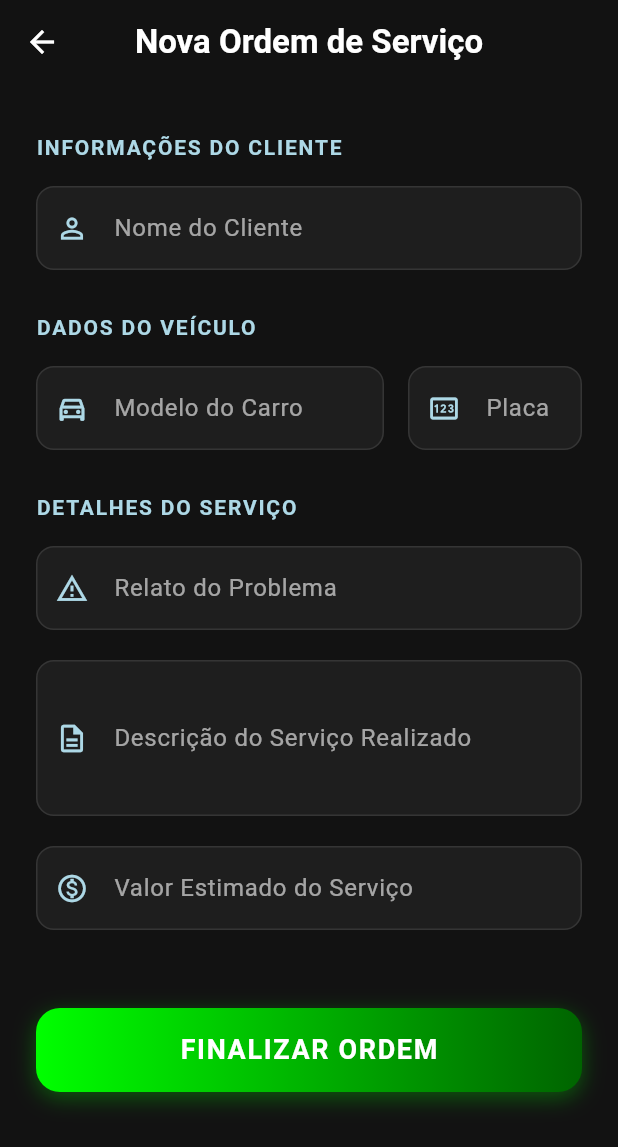
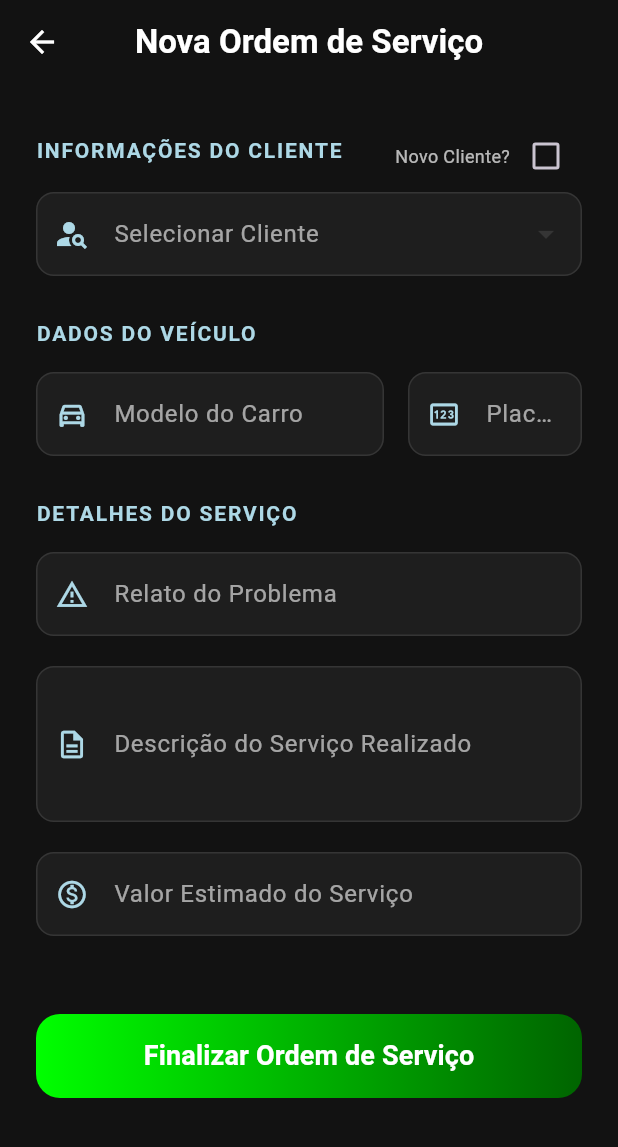
Before and after one commit to Lucaskalell/oficina-conectada-front, a Flutter app: the CriarOrdemDeServicoPage screen opened directly, on a phone screen of 412 x 824 dp. Shown: the top 1147 px of the screen. Run offline on Flutter 3.47's test engine with Material 3 defaults, Android fonts, the light colour scheme and no system bars; our stand-ins replace equatable, flutter_bloc, shared_preferences, syncfusion_flutter_charts; missing offline and left inert: syncfusion_flutter_core; accounts and stored records are empty; network calls fail.

Commit message:
PADRONIZAÇÃO DE PROJETO USANOD CORES E STRINGS DE DENTRO DO PROJETO ADICIONADO ARQUIVO DE STRING PADRAO

```diff
--- a/lib/colors/colors.dart
+++ b/lib/colors/colors.dart
@@ -46,7 +46,6 @@ class ColorsApp {
   static const Color jade = Color(0xFF00A86B);
   static const Color pistache = Color(0xFF93C572);
   static const Color mostarda = Color(0xFFDAA520);
-  static const Color dourado = Color(0xFFFFD700);
   static const Color marrom = Color(0xFF8B4513);
 
   // Cores Especiais (cromados/brilhantes/diferentes)
@@ -61,4 +60,15 @@ class ColorsApp {
   static const Color esmeralda = Color(0xFF50C878);
   static const Color safira = Color(0xFF0F52BA);
   static const Color rubi = Color(0xFFE0115F);
+
+  //CORES DO TOAST
+
+  //SUCESSO
+  static const Color verdeToast = Color(0xFF69F0AE);
+
+  //ATENÇÃO
+  static const Color amareloToast = Color(0xFFFFD740);
+
+  //ERRO
+  static const Color vermelhoToast = Color(0xFFFF5252);
 }
--- a/lib/components/table_all/table_all.dart
+++ b/lib/components/table_all/table_all.dart
@@ -1,4 +1,6 @@
 import 'package:flutter/material.dart';
+
+import '../../strings/oficina_strings.dart';
 
 /// Um widget de tabela completo, reutilizável e estilizado.
 ///
@@ -177,7 +179,7 @@ class _TableAllState extends State<TableAll> {
     return const Padding(
       padding: EdgeInsets.only(left: 8.0),
       child: Text(
-        'Resultados',
+        OficinaStrings.resultados,
         style: TextStyle(fontWeight: FontWeight.w500, color: Colors.grey),
       ),
     );
@@ -384,7 +386,7 @@ class _TableAllState extends State<TableAll> {
           Icon(Icons.inbox_outlined, size: 60, color: Colors.grey.shade700),
           const SizedBox(height: 16),
           Text(
-            widget.titleEmpty ?? 'Nenhum registro encontrado',
+            widget.titleEmpty ?? OficinaStrings.nenhumRegistroEncontrado,
             style: const TextStyle(fontSize: 18, fontWeight: FontWeight.bold, color: Colors.white),
           ),
           if (widget.messageEmpty != null) ...[
--- a/lib/model/add_ordem_de_servico/ordem_de_servico_model.dart
+++ b/lib/model/add_ordem_de_servico/ordem_de_servico_model.dart
@@ -3,6 +3,8 @@ import 'package:oficina_conectada_front/enum/enum_ordem_de_servico.dart';
 
 class OrdemDeServicoModel {
   final int? id;
+  final int? clienteId; // NOVO
+  final int? carroId;    // NOVO
   final StatusOrdemDeServico status;
   final String? placa;
   final String? cliente;
@@ -14,6 +16,8 @@ class OrdemDeServicoModel {
 
   OrdemDeServicoModel({
     this.id,
+    this.clienteId,
+    this.carroId,
     this.status = StatusOrdemDeServico.EM_ANDAMENTO,
     this.placa,
     this.cliente,
@@ -26,29 +30,26 @@ class OrdemDeServicoModel {
 
   factory OrdemDeServicoModel.fromJson(Map<String, dynamic> json) {
     return OrdemDeServicoModel(
-      id: json['id'] ?? 0,
+      id: json['id'],
       defeito: json['defeito'] ?? '',
       descricaoServico: json['descricaoServico'] ?? '',
       valorTotal: (json['valorTotal'] ?? 0).toDouble(),
       placa: json['placa'] ?? '',
-      cliente: json['cliente'] ?? '',
-      carro: json['carro'] ?? '',
+      cliente: json['cliente'] ?? '', // O DTO de resposta do Java envia o nome aqui
+      carro: json['carro'] ?? '',     // O DTO de resposta do Java envia o modelo aqui
       entrada: json['entrada'] != null ? DateTime.parse(json['entrada']) : null,
       status: StatusOrdemDeServico.values.firstWhere(
             (status) => status.name == (json['status'] ?? ''),
         orElse: () => StatusOrdemDeServico.EM_ANDAMENTO,
       ),
     );
-    }
+  }
 
+  // Este método deve gerar o JSON que o CriarOrdemDeServicoRequest do Java espera
   Map<String, dynamic> toJson() {
     return {
-      'id': id,
-      'status': status.name,
-      'placa': placa,
-      'cliente': cliente,
-      'carro': carro,
-      'entrada': entrada?.toIso8601String(),
+      'clienteId': clienteId,
+      'carroId': carroId,
       'defeito': defeito,
       'descricaoServico': descricaoServico,
       'valorTotal': valorTotal,
--- a/lib/ordem_de_servico/adicionar_ordem_de_servico/adicionar_ordem_page.dart
+++ b/lib/ordem_de_servico/adicionar_ordem_de_servico/adicionar_ordem_page.dart
@@ -1,8 +1,13 @@
+
 import 'package:flutter/material.dart';
 import 'package:flutter_bloc/flutter_bloc.dart';
 import 'package:oficina_conectada_front/colors/colors.dart';
 import 'package:oficina_conectada_front/model/add_ordem_de_servico/ordem_de_servico_model.dart';
+import 'package:oficina_conectada_front/model/cliente_model.dart';
+import 'package:oficina_conectada_front/strings/oficina_strings.dart';
 
+import '../../components/toast/custom_toast.dart';
+import '../../model/carro_model.dart';
 import '../ordem_de_servico_repository.dart';
 import 'adicionar_ordem_bloc.dart';
 import 'adicionar_ordem_event.dart';
@@ -20,21 +25,39 @@ class _criarOrdemDeServicoState extends State<CriarOrdemDeServicoPage> {
   final _formKey = GlobalKey<FormState>();
 
   final _placaController = TextEditingController();
-  final _clienteController = TextEditingController();
+  final _clienteNomeController = TextEditingController();
   final _carroController = TextEditingController();
   final _defeitoController = TextEditingController();
   final _descricaoServicoController = TextEditingController();
   final _valorTotalController = TextEditingController();
 
+  bool _isClienteNovo = false;
+  List<ClienteModel> _clientesCadastrados = [];
+  List<CarroModel> _carrosDoCliente = []; // No futuro>
+  int? _selectedClienteId;
+  int? _selectedCarroId; // No futuro, buscar carros do cliente selecionado
+
   @override
   void initState() {
     super.initState();
     _bloc = AdicionarOrdemDeServicoBloc(OrdemDeServicoRepository());
+    _carregarClientes();
+  }
+
+  void _carregarClientes() async {
+    try {
+      final clientes = await OrdemDeServicoRepository().getClientes();
+      setState(() {
+        _clientesCadastrados = clientes;
+      });
+    } catch (e) {
+      debugPrint('Erro ao carregar clientes: $e');
+    }
   }
 
   AppBar _buildAppBar() {
     return AppBar(
-      title: const Text('Nova Ordem de Serviço'),
+      title: const Text(OficinaStrings.novaOrdemDeServico),
       centerTitle: true,
       elevation: 0,
       backgroundColor: ColorsApp.preto,
@@ -47,27 +70,19 @@ class _criarOrdemDeServicoState extends State<CriarOrdemDeServicoPage> {
     );
   }
 
-  Widget _buildTextField({
-    required TextEditingController controller,
-    required String label,
-    required IconData icon,
-    TextInputType keyboardType = TextInputType.text,
-    int maxLines = 1,
-  }) {
+  Widget _buildDropdownClientes() {
     return Padding(
       padding: const EdgeInsets.only(bottom: 20),
-      child: TextFormField(
-        controller: controller,
-        keyboardType: keyboardType,
-        maxLines: maxLines,
-        style: const TextStyle(color: ColorsApp.branco, fontSize: 16),
+      child: DropdownButtonFormField<int>(
+        value: _selectedClienteId,
+        dropdownColor: ColorsApp.preto,
+        style: const TextStyle(color: ColorsApp.branco),
         decoration: InputDecoration(
-          labelText: label,
+          labelText: OficinaStrings.selecionarCliente,
           labelStyle: const TextStyle(color: Colors.white60),
-          prefixIcon: Icon(icon, color: ColorsApp.azulClaro, size: 22),
+          prefixIcon: const Icon(Icons.person_search, color: ColorsApp.azulClaro),
           filled: true,
           fillColor: Colors.white.withOpacity(0.05),
-          contentPadding: const EdgeInsets.symmetric(horizontal: 16, vertical: 16),
           enabledBorder: OutlineInputBorder(
             borderRadius: BorderRadius.circular(12),
             borderSide: BorderSide(color: Colors.white.withOpacity(0.1)),
@@ -76,18 +91,63 @@ class _criarOrdemDeServicoState extends State<CriarOrdemDeServicoPage> {
             borderRadius: BorderRadius.circular(12),
             borderSide: const BorderSide(color: ColorsApp.azulClaro, width: 2),
           ),
-          errorBorder: OutlineInputBorder(
+        ),
+        items: _clientesCadastrados.map((cliente) {
+          return DropdownMenuItem<int>(
+            value: cliente.id,
+            child: Text(cliente.nome),
+          );
+        }).toList(),
+        onChanged: (value) {
+          setState(() {
+            _selectedClienteId = value;
+            // Aqui você poderia buscar os carros desse cliente para preencher outro dropdown
+          });
+        },
+        validator: (value) => !_isClienteNovo && value == null ? OficinaStrings.selecioneUmCliente : null,
+      ),
+    );
+  }
+
+  Widget _buildTextField({
+    required TextEditingController controller,
+    required String label,
+    required IconData icon,
+    TextInputType keyboardType = TextInputType.text,
+    int maxLines = 1,
+    bool enabled = true,
+  }) {
+    return Padding(
+      padding: const EdgeInsets.only(bottom: 20),
+      child: TextFormField(
+        controller: controller,
+        enabled: enabled,
+        keyboardType: keyboardType,
+        maxLines: maxLines,
+        style: TextStyle(color: enabled ? ColorsApp.branco : Colors.white24, fontSize: 16),
+        decoration: InputDecoration(
+          labelText: label,
+          labelStyle: const TextStyle(color: Colors.white60),
+          prefixIcon: Icon(icon, color: enabled ? ColorsApp.azulClaro : Colors.white24, size: 22),
+          filled: true,
+          fillColor: Colors.white.withOpacity(0.05),
+          contentPadding: const EdgeInsets.symmetric(horizontal: 16, vertical: 16),
+          disabledBorder: OutlineInputBorder(
             borderRadius: BorderRadius.circular(12),
-            borderSide: const BorderSide(color: Colors.redAccent),
+            borderSide: BorderSide(color: Colors.white.withOpacity(0.05)),
           ),
-          focusedErrorBorder: OutlineInputBorder(
+          enabledBorder: OutlineInputBorder(
             borderRadius: BorderRadius.circular(12),
-            borderSide: const BorderSide(color: Colors.redAccent, width: 2),
+            borderSide: BorderSide(color: Colors.white.withOpacity(0.1)),
+          ),
+          focusedBorder: OutlineInputBorder(
+            borderRadius: BorderRadius.circular(12),
+            borderSide: const BorderSide(color: ColorsApp.azulClaro, width: 2),
           ),
         ),
         validator: (value) {
-          if (value == null || value.isEmpty) {
-            return 'Por favor, informe o campo $label';
+          if (enabled && (value == null || value.isEmpty)) {
+            return OficinaStrings.porFavorInformeUmCampo.replaceAll('{campo}', label);
           }
           return null;
         },
@@ -118,21 +178,46 @@ class _criarOrdemDeServicoState extends State<CriarOrdemDeServicoPage> {
         child: Column(
           crossAxisAlignment: CrossAxisAlignment.start,
           children: [
-            _sectionTitle('Informações do Cliente'),
-            _buildTextField(
-              controller: _clienteController,
-              label: 'Nome do Cliente',
-              icon: Icons.person_outline,
+            Row(
+              mainAxisAlignment: MainAxisAlignment.spaceBetween,
+              children: [
+                _sectionTitle(OficinaStrings.informacoesDoCliente),
+                Row(
+                  children: [
+                    const Text(OficinaStrings.novoCliente, style: TextStyle(color: Colors.white70, fontSize: 12)),
+                    Checkbox(
+                      checkColor: ColorsApp.azulEscuro,
+                      value: _isClienteNovo,
+                      activeColor: ColorsApp.verdeClaro,
+                      onChanged: (val) {
+                        setState(() {
+                          _isClienteNovo = val ?? false;
+                          if (_isClienteNovo) _selectedClienteId = null;
+                        });
+                      },
+                    ),
+                  ],
+                )
+              ],
             ),
 
-            _sectionTitle('Dados do Veículo'),
+            _isClienteNovo
+              ? _buildTextField(
+                  controller: _clienteNomeController,
+                  label: OficinaStrings.nomeDoNovoCliente,
+                  icon: Icons.person_add_alt_1_outlined,
+                )
+              : _buildDropdownClientes(),
+
+            _sectionTitle(OficinaStrings.dadosDoVeiculo),
+            // TODO: No futuro, se for cliente antigo, buscar dropdown de carros dele
             Row(
               children: [
                 Expanded(
                   flex: 2,
                   child: _buildTextField(
                     controller: _carroController,
-                    label: 'Modelo do Carro',
+                    label: OficinaStrings.modeloDoCarro,
                     icon: Icons.directions_car_filled_outlined,
                   ),
                 ),
@@ -141,28 +226,28 @@ class _criarOrdemDeServicoState extends State<CriarOrdemDeServicoPage> {
                   flex: 1,
                   child: _buildTextField(
                     controller: _placaController,
-                    label: 'Placa',
+                    label: OficinaStrings.placaDoCarro,
                     icon: Icons.pin_outlined,
                   ),
                 ),
               ],
             ),
 
-            _sectionTitle('Detalhes do Serviço'),
+            _sectionTitle(OficinaStrings.detalhesDoServico),
             _buildTextField(
               controller: _defeitoController,
-              label: 'Relato do Problema',
+              label: OficinaStrings.relatoDoProblema,
               icon: Icons.report_problem_outlined,
             ),
             _buildTextField(
               controller: _descricaoServicoController,
-              label: 'Descrição do Serviço Realizado',
+              label: OficinaStrings.descricaoDoServicoRealizado,
               icon: Icons.description_outlined,
               maxLines: 3,
             ),
             _buildTextField(
               controller: _valorTotalController,
-              label: 'Valor Estimado do Serviço',
+              label: OficinaStrings.valorEstimadoDoServico,
               icon: Icons.monetization_on_outlined,
               keyboardType: TextInputType.number,
             ),
@@ -189,14 +274,6 @@ class _criarOrdemDeServicoState extends State<CriarOrdemDeServicoPage> {
             ? [ColorsApp.verdeEscuro, ColorsApp.verde]
             : [ColorsApp.verde, ColorsApp.verdeEscuro],
         ),
-        boxShadow: [
-          if (!isLoading)
-            BoxShadow(
-              color: ColorsApp.verde.withOpacity(0.3),
-              blurRadius: 12,
-              offset: const Offset(0, 4),
-            ),
-        ],
       ),
       child: ElevatedButton(
         style: ElevatedButton.styleFrom(
@@ -206,30 +283,27 @@ class _criarOrdemDeServicoState extends State<CriarOrdemDeServicoPage> {
         ),
         onPressed: isLoading ? null : _enviarFormulario,
         child: isLoading
-            ? const SizedBox(
-                height: 24,
-                width: 24,
-                child: CircularProgressIndicator(color: Colors.white, strokeWidth: 2.5),
-              )
-            : const Text(
-                'FINALIZAR ORDEM',
-                style: TextStyle(
-                  color: Colors.white,
-                  fontSize: 18,
-                  fontWeight: FontWeight.bold,
-                  letterSpacing: 1.1,
-                ),
-              ),
+            ? const SizedBox(height: 24, width: 24, child: CircularProgressIndicator(color: Colors.white))
+            : const Text(OficinaStrings.finalizarOrdemDeServico, style: TextStyle(color: Colors.white, fontSize: 18, fontWeight: FontWeight.bold)),
       ),
     );
   }
 
   void _enviarFormulario() {
     if (_formKey.currentState?.validate() ?? false) {
+
+      if (_isClienteNovo) {
+        // Lógica para criar cliente novo primeiro ou enviar Super DTO
+        // Por enquanto, vamos focar no envio da OS para cliente existente
+        ScaffoldMessenger.of(context).showSnackBar(
+          const SnackBar(content: Text('Funcionalidade de Novo Cliente em implementação no Service'))
+        );
+        return;
+      }
+
       final novaOrdem = OrdemDeServicoModel(
-        cliente: _clienteController.text,
-        carro: _carroController.text,
-        placa: _placaController.text,
+        clienteId: _selectedClienteId,
+        carroId: 1, // Mock por enquanto, ideal é selecionar o carro do cliente
         defeito: _defeitoController.text,
         descricaoServico: _descricaoServicoController.text,
         valorTotal: double.tryParse(_valorTotalController.text) ?? 0.0,
@@ -246,23 +320,12 @@ class _criarOrdemDeServicoState extends State<CriarOrdemDeServicoPage> {
       bloc: _bloc,
         listener: (context, state) {
           if (state is AdicionarOrdemSuccessState) {
-          ScaffoldMessenger.of(context).showSnackBar(
-            const SnackBar(
-              content: Text('Ordem criada com sucesso!'),
-              backgroundColor: ColorsApp.verdeEscuro,
-              behavior: SnackBarBehavior.floating,
-            ),
+            CustomToast.show(
+              context,
+              message: OficinaStrings.ordemDeServicoCriadaComSucesso,
+              type: ToastType.success,
             );
             Navigator.pop(context);
-        }
-        if (state is AdicionarOrdemErrorState) {
-          ScaffoldMessenger.of(context).showSnackBar(
-            SnackBar(
-              content: Text('Erro: ${state.message}'),
-              backgroundColor: ColorsApp.vermelho,
-              behavior: SnackBarBehavior.floating,
-            ),
-          );
           }
         },
       builder: (context, state) {
@@ -274,16 +337,4 @@ class _criarOrdemDeServicoState extends State<CriarOrdemDeServicoPage> {
       },
     );
   }
-
-  @override
-  void dispose() {
-    _bloc.close();
-    _placaController.dispose();
-    _clienteController.dispose();
-    _carroController.dispose();
-    _defeitoController.dispose();
-    _descricaoServicoController.dispose();
-    _valorTotalController.dispose();
-    super.dispose();
 }
-}
--- /dev/null
+++ b/lib/strings/oficina_strings.dart
@@ -0,0 +1,98 @@
+class OficinaStrings {
+  // BLOCO A
+  static const String anoDoCarro = 'Ano do Carro';
+  static const String atencao = 'ATENÇÃO';
+
+  //BLOCO B
+
+  // BLOCO C
+  static const String clienteSelecionado = 'Cliente Selecionado';
+  static const String cancelar = 'Cancelar';
+
+  // BLOCO D
+  static const String dadosDoVeiculo = 'Dados do Veículo';
+  static const String descricaoDoServicoRealizado = 'Descrição do Serviço Realizado';
+  static const String detalhesDoServico = 'Detalhes do Serviço';
+  static const String desejaFinalizarOSeEnviarEstaMensagem =
+      'Deseja finalizar a O.S. e enviar esta mensagem?';
+
+  // BLOCO E
+  static const String erro = 'ERRO';
+  static const String estoqueCritico = 'Estoque Crítico';
+  static const String enviandoMensagemPara = 'Enviando mensagem para';
+
+  // BLOCO F
+  static const String finalizarOrdemDeServico = 'Finalizar Ordem de Serviço';
+  static const String faturamentoMes = 'Faturamento (Mês)';
+  static const String faturamentoSemanal = 'Faturamento Semanal';
+  static const String fechar = 'Fechar';
+
+  //BLOCO G
+
+  // BLOCO H
+  static const String historicoDoCliente = 'Histórico do Cliente';
+
+  // BLOCO I
+  static const String informacoesDoCliente = 'Informações do Cliente';
+  static const String informacoesDaOrdemDeServico = 'Informações da Ordem de Serviço';
+  static const String itens = 'Itens';
+
+  // BLOCO J
+
+  //BLOCO k
+
+  // BLOCO L
+
+  // BLOCO M
+  static const String marcDoCarro = 'Marca do Carro';
+  static const String modeloDoCarro = 'Modelo do Carro';
+
+  // BLOCO N
+  static const String nomeDoNovoCliente = 'Nome do Novo Cliente';
+  static const String novaOrdemDeServico = 'Nova Ordem de Serviço';
+  static const String novoCliente = 'Novo Cliente?';
+  static const String nenhumRegistroEncontrado = 'Nenhum registro encontrado';
+  static const String noElevadorEmServico = 'No Elevador (Em serviço)';
+  static const String noPatioAguardando = 'No Pátio (Aguardando)';
+
+  // BLOCO O
+  static const String ordemDeServicoCriadaComSucesso = 'Ordem Criada com Sucesso';
+  static const String ordemDeServicoSelecionada = 'Ordem de Serviço Selecionada';
+  static const String osAbertas = 'O.S Abertas';
+  static const String ordensEmAberto = 'Ordens em Aberto';
+
+  // BLOCO P
+  static const String placaDoCarro = 'Placa do Carro';
+  static const String porFavorInformeUmCampo = 'Por favor informe um campo';
+
+  //BLOCO Q
+
+  // BLOCO R
+  static const String relatoDoProblema = 'Relato do Problema';
+  static const String resultados = 'Resultados';
+
+  // BLOCO S
+  static const String selecionarCliente = 'Selecionar Cliente';
+  static const String selecioneUmCliente = 'Selecione um cliente';
+  static const String sucesso = 'SUCESSO';
+  static const String statusDaOs = 'Status da O.S';
+  static const String statusDoCliente = 'Status do Cliente';
+  static const String simEnviar = 'Sim, Enviar';
+
+  //BLOCO T
+  static const String tentarNovamente = 'Tentar Novamente';
+
+  //BLOCO U
+
+  // BLOCO V
+  static const String visaoGeral = 'Visão Geral';
+  static const String valorEstimadoDoServico = 'Valor Estimado do Serviço';
+  static const String vendas = 'Vendas';
+  // BLOCO W
+
+  //BLOCO X
+
+  //BLOCO Y
+
+  //BLOCO Z
+}
```
Also changed, not shown: lib/components/toast/custom_toast.dart (+8 -6 lines), lib/dash_board/dash_board_page.dart (+34 -33 lines), lib/ordem_de_servico/ordem_de_servico_repository.dart (+37 -14 lines). Lines whose indentation alone changed are shown as unchanged.
